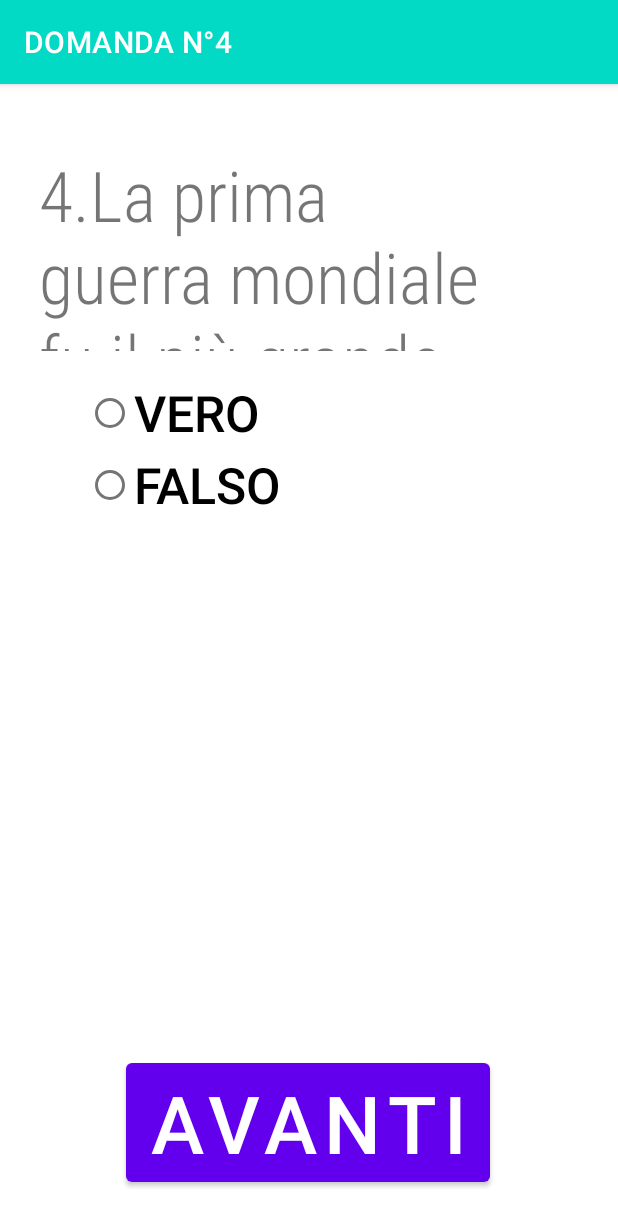
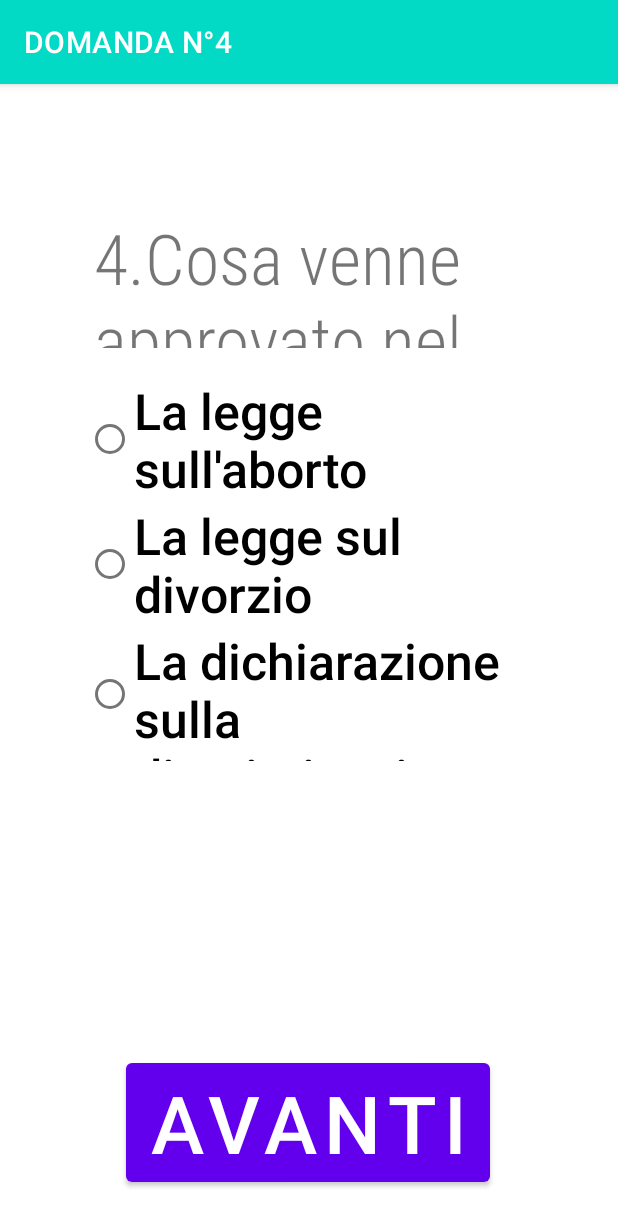
Before and after one commit to DaviLenti/Quiz_Verifica_ITS_2021, an Android app: the MainActivity_quarta_pagina_domanda screen opened directly, with no data from a screen before it, on a phone screen of 412 x 824 dp. Shown: the top 1226 px of the screen. Run offline under Robolectric (Android 15) with nearby library versions, the phone set to English and light mode, and no system bars.

Commit message:
cambio di domande

```diff
--- a/app/src/main/java/com/example/esercitazione_quiz_73/MainActivity2_nona_pagina_domanda.java
+++ b/app/src/main/java/com/example/esercitazione_quiz_73/MainActivity2_nona_pagina_domanda.java
@@ -18,20 +18,15 @@ public class MainActivity2_nona_pagina_domanda extends AppCompatActivity {
         setContentView(R.layout.activity_main_activity2_nona_pagina_domanda);
         CheckBox Risposta_corretta_nona_pagina_1= findViewById(R.id.risp1_nona_domanda);
         CheckBox Risposta_corretta_nona_pagina_2= findViewById(R.id.risp4_nona_domanda);
-        CheckBox Risposta_3= findViewById(R.id.risp3_nona_domanda);
-        CheckBox Risposta_4= findViewById(R.id.risp4_nona_domanda);
         Button Button_next_nona_pagina = findViewById(R.id.button_Next_nona_Pagina);
         getSupportActionBar().setBackgroundDrawable(new ColorDrawable(getResources().getColor(R.color.teal_200)));
         this.setTitle("DOMANDA N°8");
         Button_next_nona_pagina.setOnClickListener(new View.OnClickListener() {
             @Override
             public void onClick(View v) {
-
-
                 if(Risposta_corretta_nona_pagina_1.isChecked()&&Risposta_corretta_nona_pagina_2.isChecked()){
                     MainActivity_prima_pagina_domanda.Punteggio.val_pt=MainActivity_prima_pagina_domanda.Punteggio.val_pt+2;
                 }
-
                 startActivity(new Intent(MainActivity2_nona_pagina_domanda.this,MainActivity_Punteggio_Finale.class));
                 ;
             }
--- a/app/src/main/java/com/example/esercitazione_quiz_73/MainActivity_quarta_pagina_domanda.java
+++ b/app/src/main/java/com/example/esercitazione_quiz_73/MainActivity_quarta_pagina_domanda.java
@@ -17,9 +17,8 @@ public class MainActivity_quarta_pagina_domanda extends AppCompatActivity {
         super.onCreate(savedInstanceState);
         setContentView(R.layout.activity_main_quarta_pagina_domanda);
 
-        RadioButton Risposta_corretta_quarta_pagina= findViewById(R.id.risp1_quarta_domanda);
+        RadioButton Risposta_corretta_quarta_pagina= findViewById(R.id.risp3_quarta_domanda);
         Button Button_next_quarta_pagina = findViewById(R.id.button_Next_quarta_Pagina);
-        RadioGroup radiogroup= findViewById(R.id.radiogroupquartapagina);
         getSupportActionBar().setBackgroundDrawable(new ColorDrawable(getResources().getColor(R.color.teal_200)));
         this.setTitle("DOMANDA N°4");
         Button_next_quarta_pagina.setOnClickListener(new View.OnClickListener() {
@@ -30,11 +29,8 @@ public class MainActivity_quarta_pagina_domanda extends AppCompatActivity {
                     MainActivity_prima_pagina_domanda.Punteggio.val_pt++;
                 }
                 startActivity(new Intent(MainActivity_quarta_pagina_domanda.this,MainActivity_quinta_pagina_domanda.class));
-                radiogroup.clearCheck();
             }
         });
-
-
     }
     @Override
     public void onBackPressed(){
--- a/app/src/main/java/com/example/esercitazione_quiz_73/MainActivity_quinta_pagina_domanda.java
+++ b/app/src/main/java/com/example/esercitazione_quiz_73/MainActivity_quinta_pagina_domanda.java
@@ -17,9 +17,8 @@ public class MainActivity_quinta_pagina_domanda extends AppCompatActivity {
         super.onCreate(savedInstanceState);
         setContentView(R.layout.activity_main_quinta_pagina_domanda);
 
-        RadioButton Risposta_corretta_quinta_pagina= findViewById(R.id.risp2_quinta_domanda);
+        RadioButton Risposta_corretta_quinta_pagina= findViewById(R.id.risp1_quinta_domanda);
         Button Button_next_quinta_pagina = findViewById(R.id.button_Next_quinta_Pagina);
-        RadioGroup radiogroup= findViewById(R.id.radiogroupquintapagina);
         getSupportActionBar().setBackgroundDrawable(new ColorDrawable(getResources().getColor(R.color.teal_200)));
         this.setTitle("DOMANDA N°5");
         Button_next_quinta_pagina.setOnClickListener(new View.OnClickListener() {
@@ -30,11 +29,8 @@ public class MainActivity_quinta_pagina_domanda extends AppCompatActivity {
                     MainActivity_prima_pagina_domanda.Punteggio.val_pt++;
                 }
                 startActivity(new Intent(MainActivity_quinta_pagina_domanda.this,MainActivity_sesta_pagina_domanda.class));
-                radiogroup.clearCheck();
             }
         });
-
-
     }
     @Override
     public void onBackPressed(){
--- a/app/src/main/java/com/example/esercitazione_quiz_73/MainActivity_seconda_pagina_domanda.java
+++ b/app/src/main/java/com/example/esercitazione_quiz_73/MainActivity_seconda_pagina_domanda.java
@@ -20,9 +20,8 @@ public class MainActivity_seconda_pagina_domanda extends AppCompatActivity {
 
         RadioButton Risposta_corretta_seconda_domanda= findViewById(R.id.risp2_seconda_domanda);
         Button Button_next_seconda_pagina = findViewById(R.id.button_Next_seconda_pagina);
-        RadioGroup radiogroup= findViewById(R.id.radiogroupsecondapagina);
         getSupportActionBar().setBackgroundDrawable(new ColorDrawable(getResources().getColor(R.color.teal_200)));
-        this.setTitle("SECONDA DOMANDA");
+        this.setTitle("DOMANDA N°2");
         Button_next_seconda_pagina.setOnClickListener(new View.OnClickListener() {
             @Override
             public void onClick(View v) {
@@ -32,10 +31,8 @@ public class MainActivity_seconda_pagina_domanda extends AppCompatActivity {
                 }
 
                 startActivity(new Intent(MainActivity_seconda_pagina_domanda.this,MainActivity_terza_pagina_domanda.class));
-                radiogroup.clearCheck();
             }
         });
-
     }
     @Override
     public void onBackPressed(){
--- a/app/src/main/java/com/example/esercitazione_quiz_73/MainActivity_sesta_pagina_domanda.java
+++ b/app/src/main/java/com/example/esercitazione_quiz_73/MainActivity_sesta_pagina_domanda.java
@@ -19,7 +19,6 @@ public class MainActivity_sesta_pagina_domanda extends AppCompatActivity {
 
         RadioButton Risposta_corretta_sesta_pagina= findViewById(R.id.risp2_sesta_domanda);
         Button Button_next_sesta_pagina = findViewById(R.id.button_Next_sesta_Pagina);
-        RadioGroup radiogroup= findViewById(R.id.radiogroupsestapagina);
         getSupportActionBar().setBackgroundDrawable(new ColorDrawable(getResources().getColor(R.color.teal_200)));
         this.setTitle("DOMANDA N°6");
         Button_next_sesta_pagina.setOnClickListener(new View.OnClickListener() {
@@ -30,11 +29,8 @@ public class MainActivity_sesta_pagina_domanda extends AppCompatActivity {
                     MainActivity_prima_pagina_domanda.Punteggio.val_pt++;
                 }
                 startActivity(new Intent(MainActivity_sesta_pagina_domanda.this,MainActivity_ottava_pagina_domanda.class));
-                radiogroup.clearCheck();
             }
         });
-
-
     }
     @Override
     public void onBackPressed(){
--- a/app/src/main/java/com/example/esercitazione_quiz_73/MainActivity_terza_pagina_domanda.java
+++ b/app/src/main/java/com/example/esercitazione_quiz_73/MainActivity_terza_pagina_domanda.java
@@ -19,7 +19,6 @@ public class MainActivity_terza_pagina_domanda extends AppCompatActivity {
 
         RadioButton Risposta_corretta= findViewById(R.id.risp2_terza_domanda);
         Button Button_next_terza_pagina = findViewById(R.id.button_Next_terza_Pagina);
-        RadioGroup radiogroup= findViewById(R.id.radiogroupterzapagina);
         getSupportActionBar().setBackgroundDrawable(new ColorDrawable(getResources().getColor(R.color.teal_200)));
         this.setTitle("DOMANDA N°3");
         Button_next_terza_pagina.setOnClickListener(new View.OnClickListener() {
@@ -30,12 +29,8 @@ public class MainActivity_terza_pagina_domanda extends AppCompatActivity {
                     MainActivity_prima_pagina_domanda.Punteggio.val_pt++;
                 }
                 startActivity(new Intent(MainActivity_terza_pagina_domanda.this,MainActivity_quarta_pagina_domanda.class));
-                radiogroup.clearCheck();
             }
         });
-
-
-
     }
     @Override
     public void onBackPressed(){
--- a/app/src/main/res/layout/activity_main_quarta_pagina_domanda.xml
+++ b/app/src/main/res/layout/activity_main_quarta_pagina_domanda.xml
@@ -8,17 +8,17 @@
 
     <TextView
         android:id="@+id/textView_quarta_pagina"
-        android:layout_width="343dp"
-        android:layout_height="135dp"
+        android:layout_width="292dp"
+        android:layout_height="91dp"
         android:fontFamily="sans-serif-condensed-light"
-        android:text="4.La prima guerra mondiale fu il più grande conflitto armato mai combattuto fino alla seconda guerra mondiale. "
+        android:text="4.Cosa venne approvato nel 1963?"
         android:textSize="70px"
         app:layout_constraintBottom_toBottomOf="parent"
         app:layout_constraintEnd_toEndOf="parent"
-        app:layout_constraintHorizontal_bias="0.38"
+        app:layout_constraintHorizontal_bias="0.521"
         app:layout_constraintStart_toStartOf="parent"
         app:layout_constraintTop_toTopOf="parent"
-        app:layout_constraintVertical_bias="0.067" />
+        app:layout_constraintVertical_bias="0.125" />
 
     <RadioGroup
         android:id="@+id/radiogroupquartapagina"
@@ -41,7 +41,7 @@
             android:layout_width="wrap_content"
             android:layout_height="wrap_content"
             android:checked="false"
-            android:text="VERO"
+            android:text="La legge sull'aborto"
             android:textSize="50px"
             android:fontFamily="sans-serif-medium"
             app:layout_constraintEnd_toEndOf="parent"
@@ -53,7 +53,29 @@
             android:id="@+id/risp2_quarta_domanda"
             android:layout_width="wrap_content"
             android:layout_height="wrap_content"
-            android:text="FALSO"
+            android:text="La legge sul divorzio"
+            android:textSize="50px"
+            android:fontFamily="sans-serif-medium"
+            app:layout_constraintEnd_toEndOf="parent"
+            app:layout_constraintHorizontal_bias="0.016"
+            app:layout_constraintStart_toStartOf="parent"
+            tools:layout_editor_absoluteY="168dp" />
+        <RadioButton
+            android:id="@+id/risp3_quarta_domanda"
+            android:layout_width="wrap_content"
+            android:layout_height="wrap_content"
+            android:text="La dichiarazione sulla discriminazione razziale "
+            android:textSize="50px"
+            android:fontFamily="sans-serif-medium"
+            app:layout_constraintEnd_toEndOf="parent"
+            app:layout_constraintHorizontal_bias="0.016"
+            app:layout_constraintStart_toStartOf="parent"
+            tools:layout_editor_absoluteY="168dp" />
+        <RadioButton
+            android:id="@+id/risp4_quarta_domanda"
+            android:layout_width="wrap_content"
+            android:layout_height="wrap_content"
+            android:text="L'abolizione della pena di morte"
             android:textSize="50px"
             android:fontFamily="sans-serif-medium"
             app:layout_constraintEnd_toEndOf="parent"
```
Also changed, not shown: app/src/main/java/com/example/esercitazione_quiz_73/MainActivity.java (+4 -4 lines), app/src/main/java/com/example/esercitazione_quiz_73/MainActivity_Punteggio_Finale.java (+5 -4 lines), app/src/main/java/com/example/esercitazione_quiz_73/MainActivity_ottava_pagina_domanda.java (+1 -6 lines), app/src/main/java/com/example/esercitazione_quiz_73/MainActivity_prima_pagina_domanda.java (+4 -11 lines), app/src/main/res/layout/activity_main__punteggio__finale.xml (+6 -5 lines), app/src/main/res/layout/activity_main_prima_pagina_domanda.xml (+14 -14 lines).
